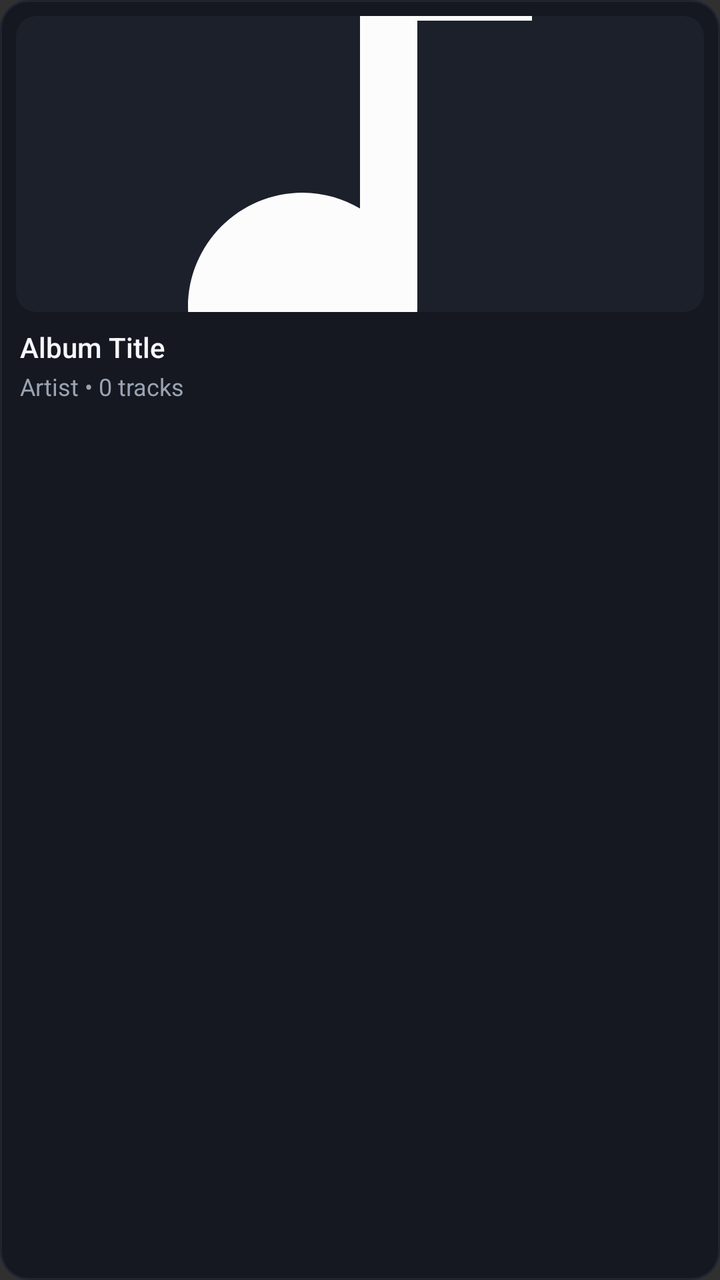
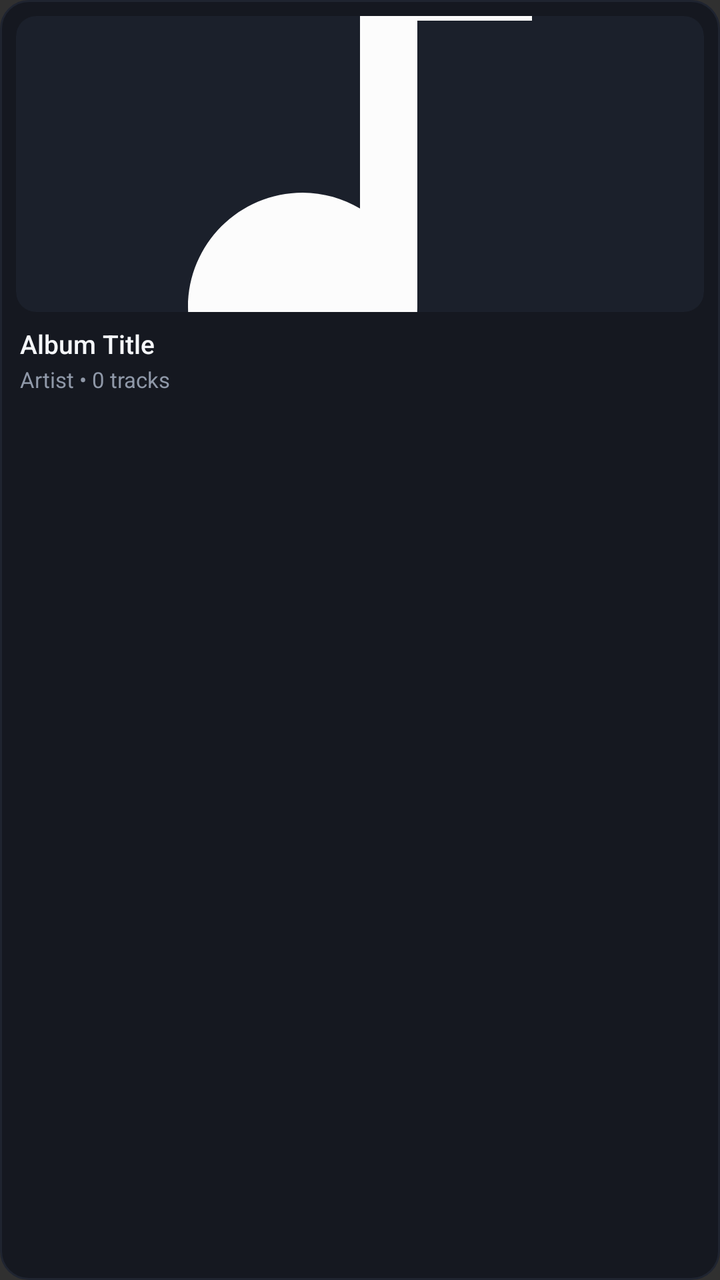

The first picture is an Android layout as it rendered before a commit; the second is the same layout after the commit. The layout source and the unified diff follow.
<!-- AndroidManifest.xml: application theme ParrotNoActionBar -->
<!-- res/layout/item_album_grid.xml -->
<?xml version="1.0" encoding="utf-8"?>
<LinearLayout xmlns:android="http://schemas.android.com/apk/res/android"
    xmlns:app="http://schemas.android.com/apk/res-auto"
    android:layout_width="match_parent"
    android:layout_height="wrap_content"
    android:background="@drawable/card_surface_bg"
    android:orientation="vertical"
    android:padding="8dp">

    <androidx.cardview.widget.CardView
        android:layout_width="match_parent"
        android:layout_height="148dp"
        app:cardBackgroundColor="#1B202B"
        app:cardCornerRadius="10dp"
        app:cardElevation="0dp">

        <ImageView
            android:id="@+id/imgAlbumCover"
            android:layout_width="match_parent"
            android:layout_height="match_parent"
            android:scaleType="centerCrop"
            android:src="@drawable/ic_music" />
    </androidx.cardview.widget.CardView>

    <TextView
        android:id="@+id/txtAlbumTitle"
        android:layout_width="match_parent"
        android:layout_height="wrap_content"
        android:layout_marginStart="2dp"
        android:layout_marginTop="8dp"
        android:layout_marginEnd="2dp"
        android:ellipsize="end"
        android:fontFamily="sans-serif-medium"
        android:singleLine="true"
        android:text="Album Title"
        android:textColor="#F5F7FA"
        android:textSize="14sp" />

    <TextView
        android:id="@+id/txtAlbumSubtitle"
        android:layout_width="match_parent"
        android:layout_height="wrap_content"
        android:layout_marginStart="2dp"
        android:layout_marginTop="2dp"
        android:layout_marginEnd="2dp"
        android:layout_marginBottom="2dp"
        android:ellipsize="end"
        android:singleLine="true"
        android:text="Artist • 0 tracks"
        android:textColor="#9AA3B2"
        android:textSize="12sp" />

</LinearLayout>
<!-- resources referenced by this layout -->
<resources>
  <!-- drawable card_surface_bg (drawable) -->
  <?xml version="1.0" encoding="utf-8"?>
  <shape xmlns:android="http://schemas.android.com/apk/res/android"
      android:shape="rectangle">
      <solid android:color="#151820" />
      <corners android:radius="14dp" />
      <stroke
          android:width="1dp"
          android:color="#1F2430" />
  </shape>
  <!-- drawable ic_music (drawable) -->
  <vector android:height="24dp" android:tint="#FCFCFC"
      android:viewportHeight="24" android:viewportWidth="24"
      android:width="24dp" xmlns:android="http://schemas.android.com/apk/res/android">
      <path android:fillColor="@android:color/white" android:pathData="M12,3v10.55c-0.59,-0.34 -1.27,-0.55 -2,-0.55 -2.21,0 -4,1.79 -4,4s1.79,4 4,4 4,-1.79 4,-4V7h4V3h-6z"/>
  </vector>
  <style name="ParrotNoActionBar" parent="Theme.AppCompat.NoActionBar">
          <item name="windowActionModeOverlay">true</item>
          <item name="android:windowActionModeOverlay">true</item>
          <item name="actionModeBackground">@color/action_mode_bg</item>
          <item name="android:actionModeBackground">@color/action_mode_bg</item>
          <item name="colorAccent">@color/parrot_accent</item>
      </style>
  <color name="action_mode_bg">#181A1D</color>
  <color name="parrot_accent">#4CAF50</color>
</resources>

<!-- the commit's change to res/layout/item_album_grid.xml (unified diff, before → after) -->
@@ -27,27 +27,27 @@
         android:layout_width="match_parent"
         android:layout_height="wrap_content"
         android:layout_marginStart="2dp"
-        android:layout_marginTop="8dp"
+        android:layout_marginTop="7dp"
         android:layout_marginEnd="2dp"
         android:ellipsize="end"
         android:fontFamily="sans-serif-medium"
         android:singleLine="true"
         android:text="Album Title"
         android:textColor="#F5F7FA"
-        android:textSize="14sp" />
+        android:textSize="13sp" />
 
     <TextView
         android:id="@+id/txtAlbumSubtitle"
         android:layout_width="match_parent"
         android:layout_height="wrap_content"
         android:layout_marginStart="2dp"
-        android:layout_marginTop="2dp"
+        android:layout_marginTop="1.5dp"
         android:layout_marginEnd="2dp"
         android:layout_marginBottom="2dp"
         android:ellipsize="end"
         android:singleLine="true"
         android:text="Artist • 0 tracks"
-        android:textColor="#9AA3B2"
-        android:textSize="12sp" />
+        android:textColor="#8F98A8"
+        android:textSize="11sp" />
 
 </LinearLayout>
